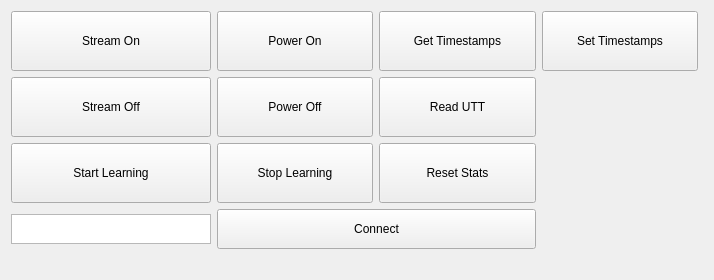
DephyInc/plan_network_interface, file mainwindow.ui: the form before one commit.
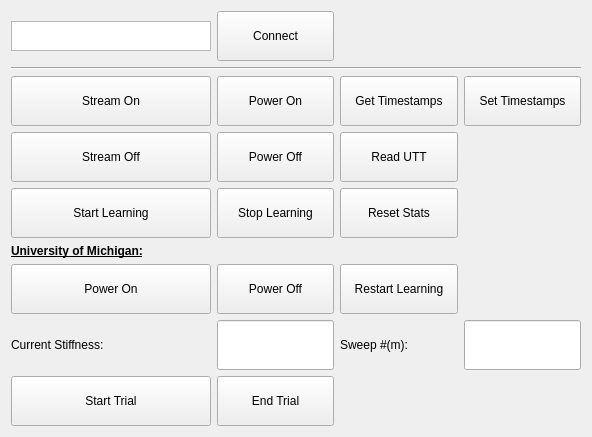
The form after the commit.

Commit message: Implemented UI for UofM

```diff
--- a/mainwindow.ui
+++ b/mainwindow.ui
@@ -6,31 +6,136 @@
    <rect>
     <x>0</x>
     <y>0</y>
-    <width>714</width>
-    <height>277</height>
+    <width>592</width>
+    <height>435</height>
    </rect>
   </property>
   <property name="windowTitle">
    <string>MainWindow</string>
   </property>
   <widget class="QWidget" name="centralWidget">
-   <layout class="QGridLayout" name="gridLayout_2">
-    <item row="0" column="0">
-     <layout class="QGridLayout" name="gridLayout">
-      <item row="2" column="2">
-       <widget class="QPushButton" name="pushButton_7">
+   <layout class="QVBoxLayout" name="verticalLayout">
+    <item>
+     <layout class="QGridLayout" name="gridLayout" rowstretch="1,0,1,1,1,0,1,1,1">
+      <item row="7" column="0">
+       <widget class="QLabel" name="lbCurrentStiffness">
+        <property name="text">
+         <string>Current Stiffness:</string>
+        </property>
+       </widget>
+      </item>
+      <item row="7" column="1">
+       <widget class="QLineEdit" name="leCurrentStiffness">
         <property name="sizePolicy">
-         <sizepolicy hsizetype="MinimumExpanding" vsizetype="Expanding">
+         <sizepolicy hsizetype="MinimumExpanding" vsizetype="MinimumExpanding">
           <horstretch>0</horstretch>
           <verstretch>0</verstretch>
          </sizepolicy>
         </property>
+        <property name="minimumSize">
+         <size>
+          <width>0</width>
+          <height>50</height>
+         </size>
+        </property>
+       </widget>
+      </item>
+      <item row="8" column="1">
+       <widget class="QPushButton" name="pbEndTrial">
+        <property name="sizePolicy">
+         <sizepolicy hsizetype="MinimumExpanding" vsizetype="MinimumExpanding">
+          <horstretch>0</horstretch>
+          <verstretch>0</verstretch>
+         </sizepolicy>
+        </property>
+        <property name="minimumSize">
+         <size>
+          <width>0</width>
+          <height>50</height>
+         </size>
+        </property>
         <property name="text">
-         <string>Reset Stats</string>
+         <string>End Trial</string>
         </property>
        </widget>
       </item>
-      <item row="1" column="0">
+      <item row="3" column="2">
+       <widget class="QPushButton" name="pushButton_10">
+        <property name="sizePolicy">
+         <sizepolicy hsizetype="MinimumExpanding" vsizetype="MinimumExpanding">
+          <horstretch>0</horstretch>
+          <verstretch>0</verstretch>
+         </sizepolicy>
+        </property>
+        <property name="minimumSize">
+         <size>
+          <width>0</width>
+          <height>50</height>
+         </size>
+        </property>
+        <property name="text">
+         <string>Read UTT</string>
+        </property>
+       </widget>
+      </item>
+      <item row="8" column="0">
+       <widget class="QPushButton" name="pbStartTrial">
+        <property name="sizePolicy">
+         <sizepolicy hsizetype="MinimumExpanding" vsizetype="MinimumExpanding">
+          <horstretch>0</horstretch>
+          <verstretch>0</verstretch>
+         </sizepolicy>
+        </property>
+        <property name="minimumSize">
+         <size>
+          <width>0</width>
+          <height>50</height>
+         </size>
+        </property>
+        <property name="text">
+         <string>Start Trial</string>
+        </property>
+       </widget>
+      </item>
+      <item row="0" column="1">
+       <widget class="QPushButton" name="pushButton_5">
+        <property name="sizePolicy">
+         <sizepolicy hsizetype="MinimumExpanding" vsizetype="Fixed">
+          <horstretch>0</horstretch>
+          <verstretch>0</verstretch>
+         </sizepolicy>
+        </property>
+        <property name="minimumSize">
+         <size>
+          <width>0</width>
+          <height>50</height>
+         </size>
+        </property>
+        <property name="text">
+         <string>Connect</string>
+        </property>
+       </widget>
+      </item>
+      <item row="3" column="1">
+       <widget class="QPushButton" name="pushButton_4">
+        <property name="sizePolicy">
+         <sizepolicy hsizetype="MinimumExpanding" vsizetype="MinimumExpanding">
+          <horstretch>0</horstretch>
+          <verstretch>0</verstretch>
+         </sizepolicy>
+        </property>
+        <property name="minimumSize">
+         <size>
+          <width>0</width>
+          <height>50</height>
+         </size>
+        </property>
+        <property name="text">
+         <string>Power Off</string>
+        </property>
+       </widget>
+      </item>
+      <item row="3" column="0">
        <widget class="QPushButton" name="pushButton_2">
         <property name="sizePolicy">
          <sizepolicy hsizetype="MinimumExpanding" vsizetype="MinimumExpanding">
@@ -38,12 +143,102 @@
           <verstretch>0</verstretch>
          </sizepolicy>
         </property>
+        <property name="minimumSize">
+         <size>
+          <width>0</width>
+          <height>50</height>
+         </size>
+        </property>
         <property name="text">
          <string>Stream Off</string>
         </property>
        </widget>
       </item>
-      <item row="3" column="0">
+      <item row="7" column="2">
+       <widget class="QLabel" name="lbSweep">
+        <property name="text">
+         <string>Sweep #(m):</string>
+        </property>
+       </widget>
+      </item>
+      <item row="1" column="0" colspan="4">
+       <widget class="Line" name="line">
+        <property name="orientation">
+         <enum>Qt::Horizontal</enum>
+        </property>
+       </widget>
+      </item>
+      <item row="4" column="0">
+       <widget class="QPushButton" name="pushButton_8">
+        <property name="sizePolicy">
+         <sizepolicy hsizetype="MinimumExpanding" vsizetype="Expanding">
+          <horstretch>0</horstretch>
+          <verstretch>0</verstretch>
+         </sizepolicy>
+        </property>
+        <property name="minimumSize">
+         <size>
+          <width>0</width>
+          <height>50</height>
+         </size>
+        </property>
+        <property name="text">
+         <string>Start Learning</string>
+        </property>
+       </widget>
+      </item>
+      <item row="4" column="2">
+       <widget class="QPushButton" name="pushButton_7">
+        <property name="sizePolicy">
+         <sizepolicy hsizetype="MinimumExpanding" vsizetype="Expanding">
+          <horstretch>0</horstretch>
+          <verstretch>0</verstretch>
+         </sizepolicy>
+        </property>
+        <property name="minimumSize">
+         <size>
+          <width>0</width>
+          <height>50</height>
+         </size>
+        </property>
+        <property name="text">
+         <string>Reset Stats</string>
+        </property>
+       </widget>
+      </item>
+      <item row="0" column="2" colspan="2">
+       <widget class="QLabel" name="label">
+        <property name="minimumSize">
+         <size>
+          <width>0</width>
+          <height>50</height>
+         </size>
+        </property>
+        <property name="text">
+         <string/>
+        </property>
+       </widget>
+      </item>
+      <item row="2" column="1">
+       <widget class="QPushButton" name="pushButton_3">
+        <property name="sizePolicy">
+         <sizepolicy hsizetype="MinimumExpanding" vsizetype="MinimumExpanding">
+          <horstretch>0</horstretch>
+          <verstretch>0</verstretch>
+         </sizepolicy>
+        </property>
+        <property name="minimumSize">
+         <size>
+          <width>0</width>
+          <height>50</height>
+         </size>
+        </property>
+        <property name="text">
+         <string>Power On</string>
+        </property>
+       </widget>
+      </item>
+      <item row="0" column="0">
        <widget class="QTextEdit" name="textEdit">
         <property name="sizePolicy">
          <sizepolicy hsizetype="Fixed" vsizetype="Fixed">
@@ -59,33 +254,87 @@
         </property>
        </widget>
       </item>
-      <item row="3" column="1" colspan="2">
-       <widget class="QPushButton" name="pushButton_5">
+      <item row="6" column="0">
+       <widget class="QPushButton" name="pbPowerOn">
+        <property name="sizePolicy">
+         <sizepolicy hsizetype="MinimumExpanding" vsizetype="MinimumExpanding">
+          <horstretch>0</horstretch>
+          <verstretch>0</verstretch>
+         </sizepolicy>
+        </property>
         <property name="minimumSize">
          <size>
           <width>0</width>
-          <height>40</height>
+          <height>50</height>
          </size>
         </property>
         <property name="text">
-         <string>Connect</string>
+         <string>Power On</string>
         </property>
        </widget>
       </item>
-      <item row="1" column="1">
-       <widget class="QPushButton" name="pushButton_4">
+      <item row="7" column="3">
+       <widget class="QLineEdit" name="leSweep">
         <property name="sizePolicy">
          <sizepolicy hsizetype="MinimumExpanding" vsizetype="MinimumExpanding">
           <horstretch>0</horstretch>
-          <verstretch>2</verstretch>
+          <verstretch>0</verstretch>
          </sizepolicy>
+        </property>
+        <property name="minimumSize">
+         <size>
+          <width>0</width>
+          <height>50</height>
+         </size>
+        </property>
+       </widget>
+      </item>
+      <item row="6" column="2">
+       <widget class="QPushButton" name="pbRestartLearning">
+        <property name="sizePolicy">
+         <sizepolicy hsizetype="MinimumExpanding" vsizetype="MinimumExpanding">
+          <horstretch>0</horstretch>
+          <verstretch>0</verstretch>
+         </sizepolicy>
+        </property>
+        <property name="minimumSize">
+         <size>
+          <width>0</width>
+          <height>50</height>
+         </size>
+        </property>
+        <property name="text">
+         <string>Restart Learning</string>
+        </property>
+       </widget>
+      </item>
+      <item row="5" column="0" colspan="2">
+       <widget class="QLabel" name="lbMichigan">
+        <property name="text">
+         <string>&lt;html&gt;&lt;head/&gt;&lt;body&gt;&lt;p&gt;&lt;span style=&quot; font-size:9pt; font-weight:600; text-decoration: underline;&quot;&gt;University of Michigan:&lt;/span&gt;&lt;/p&gt;&lt;/body&gt;&lt;/html&gt;</string>
+        </property>
+       </widget>
+      </item>
+      <item row="6" column="1">
+       <widget class="QPushButton" name="pbPowerOff">
+        <property name="sizePolicy">
+         <sizepolicy hsizetype="MinimumExpanding" vsizetype="MinimumExpanding">
+          <horstretch>0</horstretch>
+          <verstretch>0</verstretch>
+         </sizepolicy>
+        </property>
+        <property name="minimumSize">
+         <size>
+          <width>0</width>
+          <height>50</height>
+         </size>
         </property>
         <property name="text">
          <string>Power Off</string>
         </property>
        </widget>
       </item>
-      <item row="0" column="2">
+      <item row="2" column="2">
        <widget class="QPushButton" name="pushButton_6">
         <property name="sizePolicy">
          <sizepolicy hsizetype="MinimumExpanding" vsizetype="MinimumExpanding">
@@ -93,25 +342,18 @@
           <verstretch>0</verstretch>
          </sizepolicy>
         </property>
+        <property name="minimumSize">
+         <size>
+          <width>0</width>
+          <height>50</height>
+         </size>
+        </property>
         <property name="text">
          <string>Get Timestamps</string>
         </property>
        </widget>
       </item>
-      <item row="0" column="0">
-       <widget class="QPushButton" name="pushButton">
-        <property name="sizePolicy">
-         <sizepolicy hsizetype="MinimumExpanding" vsizetype="MinimumExpanding">
-          <horstretch>0</horstretch>
-          <verstretch>0</verstretch>
-         </sizepolicy>
-        </property>
-        <property name="text">
-         <string>Stream On</string>
-        </property>
-       </widget>
-      </item>
-      <item row="2" column="1">
+      <item row="4" column="1">
        <widget class="QPushButton" name="pushButton_9">
         <property name="sizePolicy">
          <sizepolicy hsizetype="MinimumExpanding" vsizetype="Expanding">
@@ -119,106 +361,37 @@
           <verstretch>0</verstretch>
          </sizepolicy>
         </property>
+        <property name="minimumSize">
+         <size>
+          <width>0</width>
+          <height>50</height>
+         </size>
+        </property>
         <property name="text">
          <string>Stop Learning</string>
         </property>
        </widget>
       </item>
-      <item row="0" column="1">
-       <widget class="QPushButton" name="pushButton_3">
-        <property name="sizePolicy">
-         <sizepolicy hsizetype="Expanding" vsizetype="MinimumExpanding">
-          <horstretch>0</horstretch>
-          <verstretch>2</verstretch>
-         </sizepolicy>
-        </property>
-        <property name="text">
-         <string>Power On</string>
-        </property>
-       </widget>
-      </item>
-      <item row="4" column="1" colspan="2">
-       <widget class="QLabel" name="label">
-        <property name="text">
-         <string/>
-        </property>
-       </widget>
-      </item>
-      <item row="2" column="4">
-       <spacer name="verticalSpacer">
-        <property name="orientation">
-         <enum>Qt::Vertical</enum>
-        </property>
-        <property name="sizeType">
-         <enum>QSizePolicy::Fixed</enum>
-        </property>
-        <property name="sizeHint" stdset="0">
-         <size>
-          <width>5</width>
-          <height>60</height>
-         </size>
-        </property>
-       </spacer>
-      </item>
-      <item row="1" column="2">
-       <widget class="QPushButton" name="pushButton_10">
-        <property name="sizePolicy">
-         <sizepolicy hsizetype="MinimumExpanding" vsizetype="MinimumExpanding">
-          <horstretch>0</horstretch>
-          <verstretch>0</verstretch>
-         </sizepolicy>
-        </property>
-        <property name="text">
-         <string>Read UTT</string>
-        </property>
-       </widget>
-      </item>
-      <item row="1" column="4">
-       <spacer name="verticalSpacer_2">
-        <property name="orientation">
-         <enum>Qt::Vertical</enum>
-        </property>
-        <property name="sizeType">
-         <enum>QSizePolicy::Fixed</enum>
-        </property>
-        <property name="sizeHint" stdset="0">
-         <size>
-          <width>5</width>
-          <height>60</height>
-         </size>
-        </property>
-       </spacer>
-      </item>
-      <item row="0" column="4">
-       <spacer name="verticalSpacer_3">
-        <property name="orientation">
-         <enum>Qt::Vertical</enum>
-        </property>
-        <property name="sizeType">
-         <enum>QSizePolicy::Fixed</enum>
-        </property>
-        <property name="sizeHint" stdset="0">
-         <size>
-          <width>5</width>
-          <height>60</height>
-         </size>
-        </property>
-       </spacer>
-      </item>
       <item row="2" column="0">
-       <widget class="QPushButton" name="pushButton_8">
+       <widget class="QPushButton" name="pushButton">
         <property name="sizePolicy">
-         <sizepolicy hsizetype="MinimumExpanding" vsizetype="Expanding">
+         <sizepolicy hsizetype="MinimumExpanding" vsizetype="MinimumExpanding">
           <horstretch>0</horstretch>
           <verstretch>0</verstretch>
          </sizepolicy>
         </property>
+        <property name="minimumSize">
+         <size>
+          <width>0</width>
+          <height>50</height>
+         </size>
+        </property>
         <property name="text">
-         <string>Start Learning</string>
+         <string>Stream On</string>
         </property>
        </widget>
       </item>
-      <item row="0" column="3">
+      <item row="2" column="3">
        <widget class="QPushButton" name="pushButton_11">
         <property name="sizePolicy">
          <sizepolicy hsizetype="MinimumExpanding" vsizetype="MinimumExpanding">
@@ -226,6 +399,12 @@
           <verstretch>0</verstretch>
          </sizepolicy>
         </property>
+        <property name="minimumSize">
+         <size>
+          <width>0</width>
+          <height>50</height>
+         </size>
+        </property>
         <property name="text">
          <string>Set Timestamps</string>
         </property>
```
